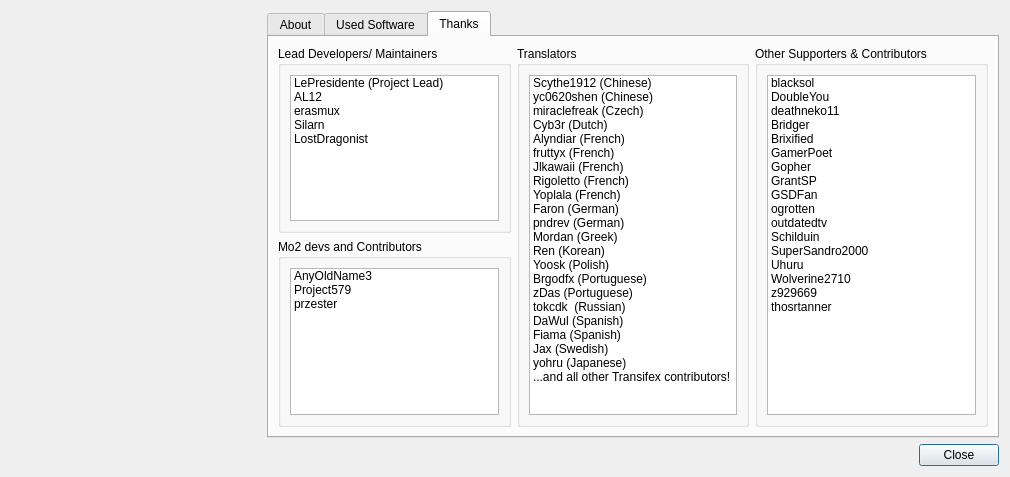
The window that modorganizer/src/aboutdialog.ui (Holt59/mo2-merge) describes before a commit, drawn with Qt 5.
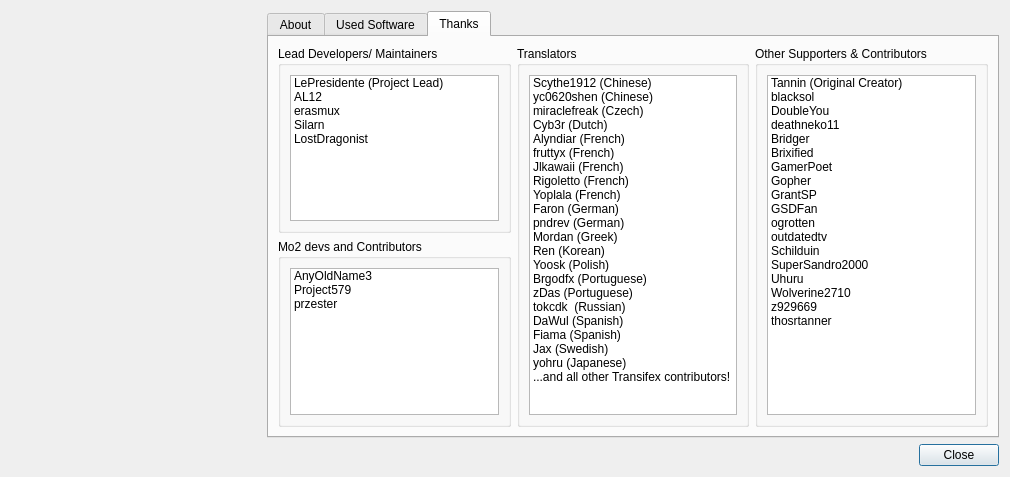
The same window after the commit. The open tabs and pages were chosen to show the change. Icons and pictures are not drawn.

Commit message: [modorganizer] Added Tannin to thanks

Diff of the .ui file:
```diff
--- a/modorganizer/src/aboutdialog.ui
+++ b/modorganizer/src/aboutdialog.ui
@@ -369,6 +369,11 @@
               <property name="selectionMode">
                <enum>QAbstractItemView::NoSelection</enum>
               </property>
+              <item>
+               <property name="text">
+                <string>Tannin (Original Creator)</string>
+               </property>
+              </item>
               <item>
                <property name="text">
                 <string notr="true">blacksol</string>
```
